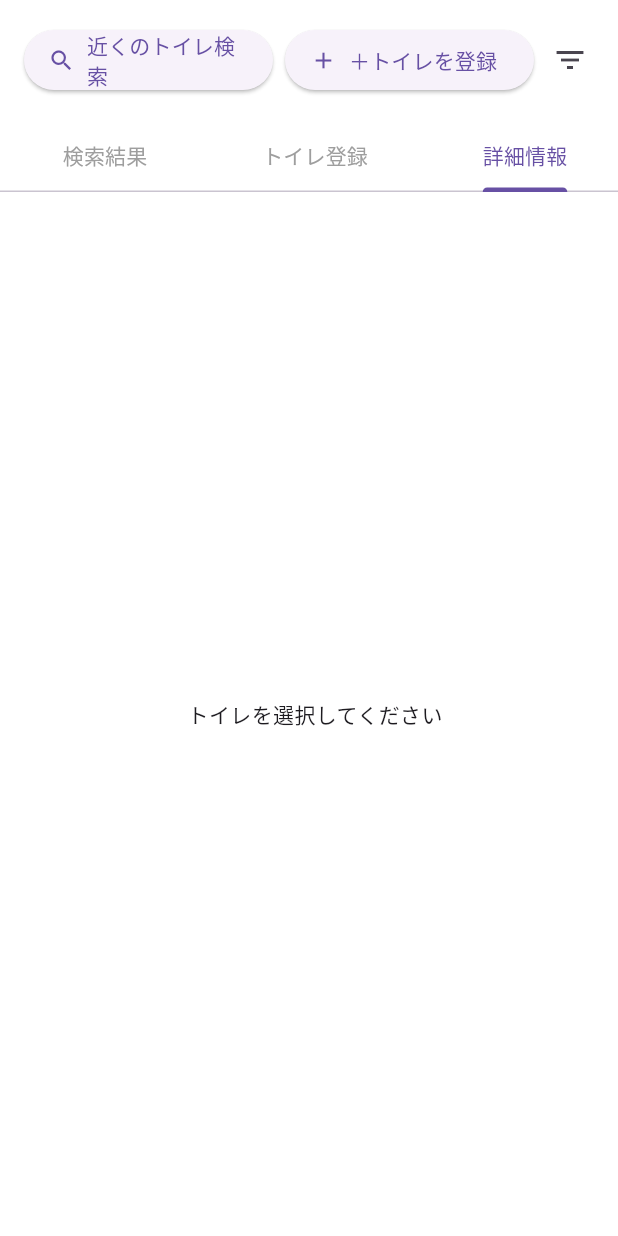
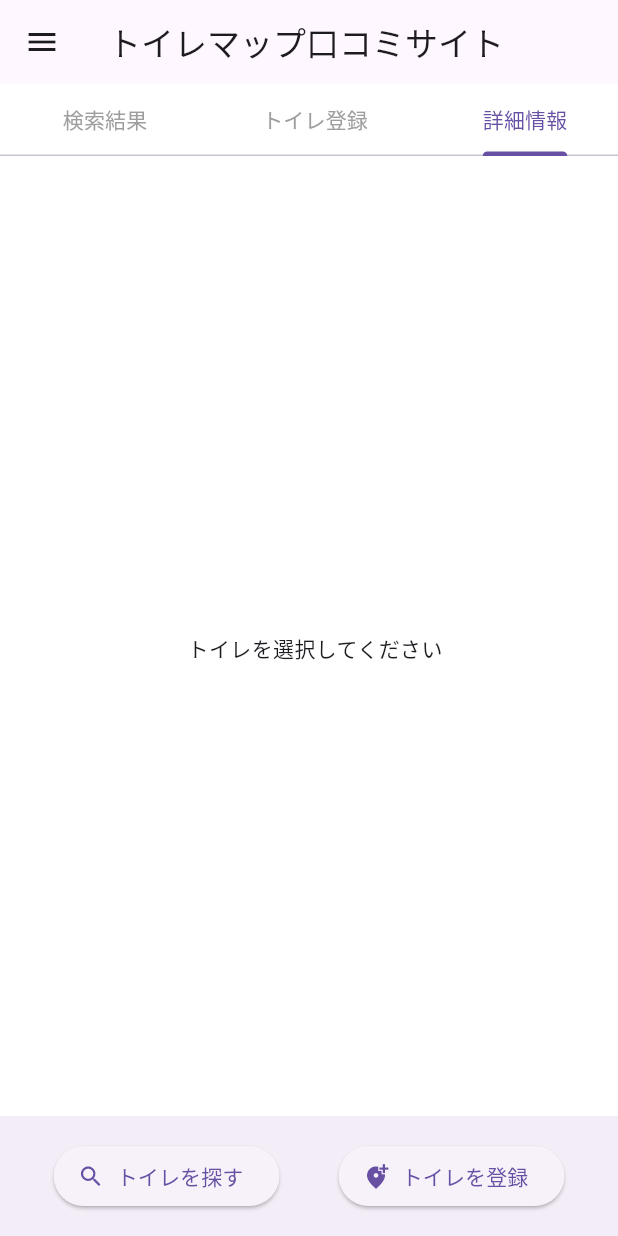
Before and after one commit to ikinoiiiseebi/ossippee_flutter, a Flutter app: the screen it shows after launch, tab 3 chosen, on a phone screen of 412 x 824 dp. Run offline on Flutter 3.47's test engine with Material 3 defaults, Android fonts, the phone set to English and light mode, and no system bars; our stand-ins replace cloud_firestore, firebase_core, geolocator, google_maps_flutter; missing offline and left inert: dart:html; accounts and stored records are empty; statements that could not run were skipped.

Commit message:
modify UI

```diff
--- a/lib/pages/toileMapApp.dart
+++ b/lib/pages/toileMapApp.dart
@@ -39,6 +39,7 @@ class _ToiletMapHomePageState extends State<ToiletMapHomePage>
   GoogleMapController? _mapController;
   int selectedToiletIndex = -1;
   Position? _currentPosition; // 追加: 現在位置を保持
+  bool _isSidePanelVisible = true; // 追加: サイドパネル表示状態
 
   @override
   void initState() {
@@ -98,6 +99,7 @@ class _ToiletMapHomePageState extends State<ToiletMapHomePage>
               setState(() {
                 selectedToiletIndex = idx;
                 _tabController.animateTo(2);
+                _isSidePanelVisible = true; // 詳細表示時にサイドパネルを開く
               });
             },
           ),
@@ -213,11 +215,29 @@ class _ToiletMapHomePageState extends State<ToiletMapHomePage>
     setState(() {
       selectedToiletIndex = index;
       _tabController.animateTo(2);
+      _isSidePanelVisible = true; // 詳細表示時にサイドパネルを開く
     });
   }
 
-  void _onShowRegisterForm() => _tabController.animateTo(1);
-  void _onShowList() => _tabController.animateTo(0);
+  void _onShowRegisterForm() {
+    setState(() {
+      _tabController.animateTo(1);
+      _isSidePanelVisible = true; // 登録フォーム表示時にサイドパネルを開く
+    });
+  }
+
+  void _onShowList() {
+    setState(() {
+      _tabController.animateTo(0);
+      _isSidePanelVisible = true; // リスト表示時にサイドパネルを開く
+    });
+  }
+
+  void _toggleSidePanel() {
+    setState(() {
+      _isSidePanelVisible = !_isSidePanelVisible;
+    });
+  }
 
   @override
   void dispose() {
@@ -228,10 +248,21 @@ class _ToiletMapHomePageState extends State<ToiletMapHomePage>
   @override
   Widget build(BuildContext context) {
     return Scaffold(
+      appBar: AppBar(
+        title: Text('トイレマップ口コミサイト'),
+        leading: IconButton(
+          icon: Icon(Icons.menu),
+          onPressed: _toggleSidePanel,
+        ),
+      ),
       body: Row(
         children: [
           // サイドパネル
-          Container(
+          AnimatedContainer(
+            duration: Duration(milliseconds: 300),
+            width: _isSidePanelVisible ? 420 : 0,
+            child: SingleChildScrollView(
+              child: Container(
                 width: 420,
                 decoration: BoxDecoration(
                   color: Colors.white,
@@ -239,39 +270,6 @@ class _ToiletMapHomePageState extends State<ToiletMapHomePage>
                 ),
                 child: Column(
                   children: [
-                // 上部操作バー
-                Container(
-                  padding: EdgeInsets.all(16),
-                  child: Row(
-                    children: [
-                      Expanded(
-                        child: ElevatedButton.icon(
-                          icon: Icon(Icons.search),
-                          label: Text('近くのトイレ検索'),
-                          onPressed: _onShowList,
-                        ),
-                      ),
-                      SizedBox(width: 8),
-                      Expanded(
-                        child: ElevatedButton.icon(
-                          icon: Icon(Icons.add),
-                          label: Text('＋トイレを登録'),
-                          onPressed: _onShowRegisterForm,
-                        ),
-                      ),
-                      IconButton(
-                        icon: Icon(Icons.filter_list),
-                        tooltip: 'フィルター',
-                        onPressed: () {
-                          showDialog(
-                            context: context,
-                            builder: (_) => ToiletFilterDialog(),
-                          );
-                        },
-                      ),
-                    ],
-                  ),
-                ),
                     // タブ
                     TabBar(
                       controller: _tabController,
@@ -284,7 +282,11 @@ class _ToiletMapHomePageState extends State<ToiletMapHomePage>
                       unselectedLabelColor: Colors.grey,
                     ),
                     // タブビュー
-                Expanded(
+                    Container(
+                      height: MediaQuery.of(context).size.height -
+                          kToolbarHeight -
+                          kBottomNavigationBarHeight -
+                          56,
                       child: TabBarView(
                         controller: _tabController,
                         children: [
@@ -304,9 +306,10 @@ class _ToiletMapHomePageState extends State<ToiletMapHomePage>
                   ],
                 ),
               ),
+            ),
+          ),
           // 地図エリア
           Expanded(
-            flex: 7,
             child: Stack(
               children: [
                 GoogleMap(
@@ -315,20 +318,37 @@ class _ToiletMapHomePageState extends State<ToiletMapHomePage>
                     target: _currentPosition != null
                         ? LatLng(_currentPosition!.latitude,
                             _currentPosition!.longitude)
-                        : LatLng(35.68, 139.76), // 初期位置 (東京駅) または取得した現在位置
+                        : LatLng(35.68, 139.76),
                     zoom: 15,
                   ),
                   markers: Set<Marker>.of(_markers),
-                  myLocationEnabled: true, // trueにするとデフォルトの現在位置ボタンが表示される場合がある
+                  myLocationEnabled: true,
                   zoomControlsEnabled: true,
+                  padding: EdgeInsets.only(bottom: 56),
                 ),
                 Positioned(
-                  top: 24,
-                  right: 24,
+                  top: 10,
+                  right: 10,
                   child: FloatingActionButton(
                     heroTag: 'currentLocation',
+                    mini: true,
                     child: Icon(Icons.my_location),
-                    onPressed: _determinePosition, // 変更: 現在位置取得メソッドを呼び出す
+                    onPressed: _determinePosition,
+                  ),
+                ),
+                Positioned(
+                  top: 70,
+                  right: 10,
+                  child: FloatingActionButton(
+                    heroTag: 'filter',
+                    mini: true,
+                    child: Icon(Icons.filter_list),
+                    onPressed: () {
+                      showDialog(
+                        context: context,
+                        builder: (_) => ToiletFilterDialog(),
+                      );
+                    },
                   ),
                 ),
               ],
@@ -336,6 +356,26 @@ class _ToiletMapHomePageState extends State<ToiletMapHomePage>
           ),
         ],
       ),
+      bottomNavigationBar: BottomAppBar(
+        child: Container(
+          height: 56.0,
+          child: Row(
+            mainAxisAlignment: MainAxisAlignment.spaceAround,
+            children: <Widget>[
+              ElevatedButton.icon(
+                icon: Icon(Icons.search),
+                label: Text('トイレを探す'),
+                onPressed: _onShowList,
+              ),
+              ElevatedButton.icon(
+                icon: Icon(Icons.add_location_alt),
+                label: Text('トイレを登録'),
+                onPressed: _onShowRegisterForm,
+              ),
+            ],
+          ),
+        ),
+      ),
     );
   }
 }
```
Lines whose indentation alone changed are shown as unchanged.
